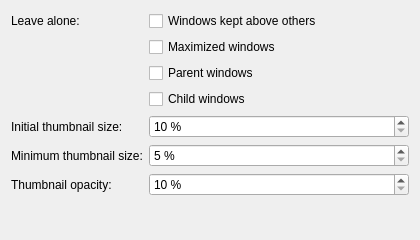
Old version of the form src/thumbnailbloom_config.ui in the repository LMauricius/kde-thumbnail-bloom.
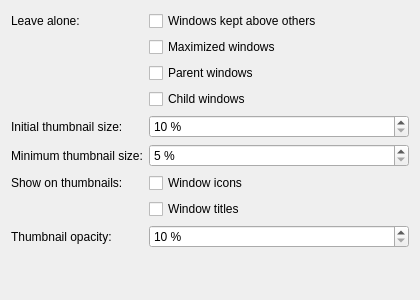
New version of the form.

Commit message: Title and icon for thumbnails

The edit to the form file:
```diff
--- a/src/thumbnailbloom_config.ui
+++ b/src/thumbnailbloom_config.ui
@@ -7,7 +7,7 @@
     <x>0</x>
     <y>0</y>
     <width>420</width>
-    <height>240</height>
+    <height>300</height>
    </rect>
   </property>
   <layout class="QFormLayout" name="formLayout">
@@ -87,13 +87,34 @@
     </widget>
    </item>
    <item row="6" column="0">
+    <widget class="QLabel" name="showLabel">
+     <property name="text">
+      <string>Show on thumbnails:</string>
+     </property>
+    </widget>
+   </item>
+   <item row="6" column="1">
+    <widget class="QCheckBox" name="kcfg_ShowIcons">
+     <property name="text">
+      <string>Window icons</string>
+     </property>
+    </widget>
+   </item>
+   <item row="7" column="1">
+    <widget class="QCheckBox" name="kcfg_ShowTitles">
+     <property name="text">
+      <string>Window titles</string>
+     </property>
+    </widget>
+   </item>
+   <item row="8" column="0">
     <widget class="QLabel" name="opacityLabel">
      <property name="text">
       <string>Thumbnail opacity:</string>
      </property>
     </widget>
    </item>
-   <item row="6" column="1">
+   <item row="8" column="1">
     <widget class="QSpinBox" name="kcfg_Opacity">
      <property name="suffix">
       <string> %</string>
```
The commit also changes 6 other files.
